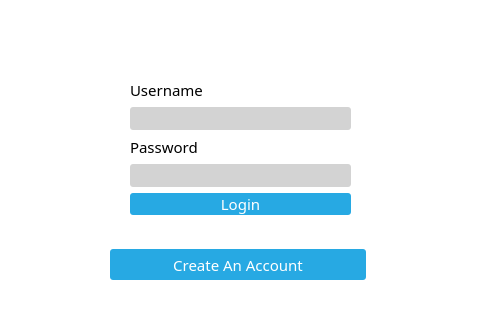
jandrealyn/LibraryQtSystem, file NewWindowChur/loginscreen.ui: the form before one commit; both pictures show x 290 to 770 and y 191 to 511 of the 1012 by 666 pixel window.
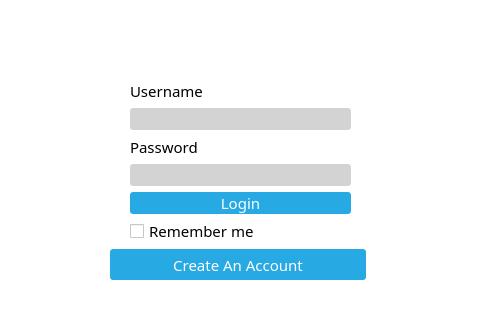
The form after the commit. Icons and pictures are not drawn.

Commit message:
Remember me button added
Users can now choose to save their login details

```diff
--- a/NewWindowChur/loginscreen.ui
+++ b/NewWindowChur/loginscreen.ui
@@ -126,9 +126,9 @@
     <property name="geometry">
      <rect>
       <x>310</x>
-      <y>240</y>
+      <y>241</y>
       <width>221</width>
-      <height>136</height>
+      <height>162</height>
      </rect>
     </property>
     <layout class="QVBoxLayout" name="verticalLayout_2">
@@ -184,6 +184,13 @@
        </property>
       </widget>
      </item>
+     <item>
+      <widget class="QCheckBox" name="checkBox_rememberMe">
+       <property name="text">
+        <string>Remember me</string>
+       </property>
+      </widget>
+     </item>
     </layout>
    </widget>
   </widget>
```
The commit also changes 7 other files.
